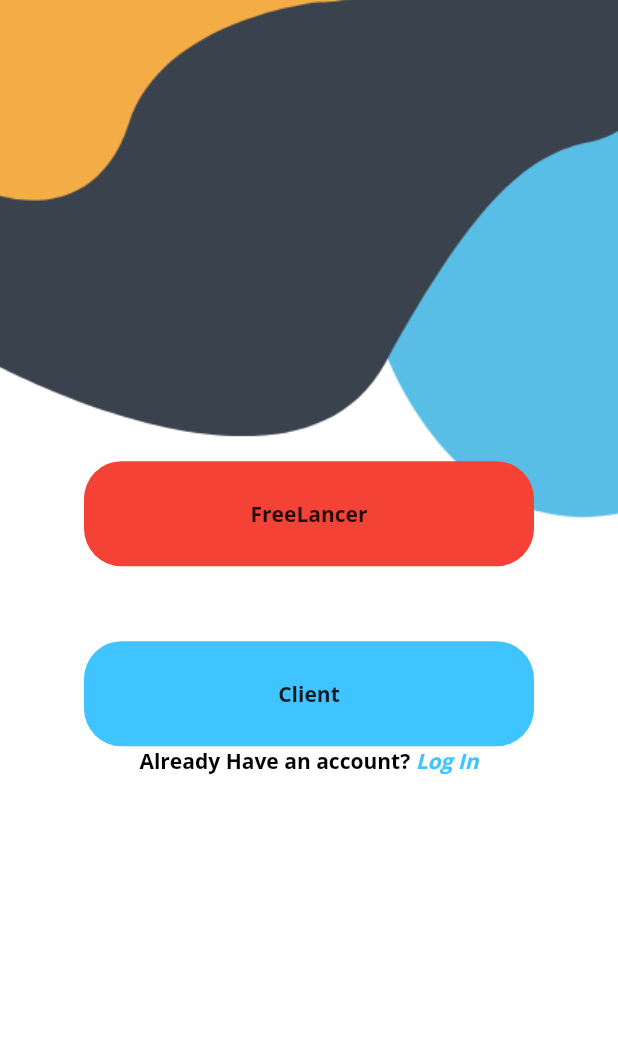
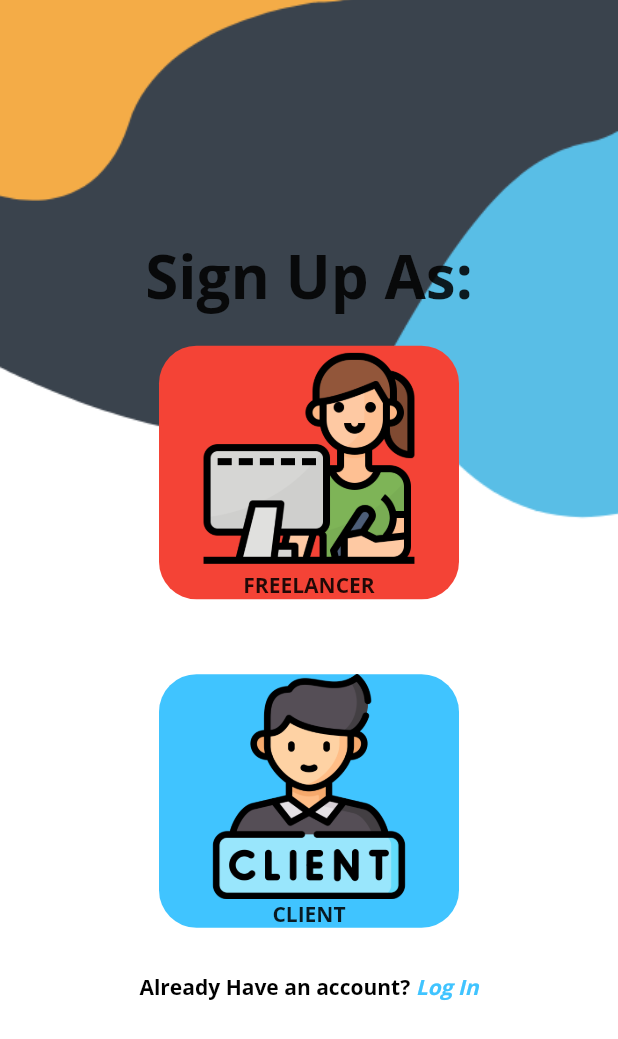
Before and after one commit to Fr1day111/FreeLwithKhalti, a Flutter app: the SignUp screen opened directly with empty values, on a phone screen of 412 x 824 dp. Shown: the top 1039 px of the screen. Run offline on Flutter 3.47's test engine with Material 2 defaults, Android fonts, the phone set to English and light mode, and no system bars; our stand-ins replace cloud_firestore, firebase_auth, firebase_core, firebase_storage, image_picker, rating_bar; missing offline and left inert: flutter_document_picker, khalti_flutter, syncfusion_flutter_pdfviewer; accounts and stored records are empty; network calls fail.

Commit message:
Final Push

```diff
--- a/lib/Pages/HomePage.dart
+++ b/lib/Pages/HomePage.dart
@@ -67,9 +67,9 @@ class _HomePageState extends State<HomePage> {
     return Padding(
       padding: const EdgeInsets.only(top: 62),
       child: Scaffold(
-        body: SafeArea(
+        body: UserType!=''?SafeArea(
           child: UserType=='FreeLancer'?_screens[_selectedIndex]:_screens2[_selectedIndex],
-        ),
+        ): const Center(child: CircularProgressIndicator()),
         bottomNavigationBar: BottomNavigationBar(
           selectedItemColor: Colors.lightBlueAccent,
           unselectedItemColor: Colors.black,
--- a/lib/Pages/MyPosts.dart
+++ b/lib/Pages/MyPosts.dart
@@ -69,7 +69,7 @@ class _MyPostPageState extends State<MyPostPage> {
                                         padding: const EdgeInsets.symmetric(
                                             horizontal: 10),
                                         child: Container(
-                                          height: 100,
+                                          //height: 100,
                                           width: double.infinity,
                                           color: Colors.lightBlueAccent,
                                           child: Text(
@@ -90,7 +90,7 @@ class _MyPostPageState extends State<MyPostPage> {
                                         padding: const EdgeInsets.symmetric(
                                             horizontal: 10),
                                         child: Container(
-                                          height: 100,
+                                         // height: 100,
                                           width: double.infinity,
                                           color: Colors.lightBlueAccent,
                                           child: Text(
--- a/lib/Pages/SignUp.dart
+++ b/lib/Pages/SignUp.dart
@@ -26,6 +26,12 @@ class _SignUpState extends State<SignUp> {
             child: Column(
               mainAxisAlignment: MainAxisAlignment.center,
               children: [
+                Text('Sign Up As:',style: TextStyle(
+                  fontFamily: 'OpenSans',
+                  fontSize: 40,
+                  fontWeight: FontWeight.bold
+                ),),
+                SizedBox(height: 20,),
                 GestureDetector(
                   onTap: (){
                     Navigator.push(
@@ -37,18 +43,23 @@ class _SignUpState extends State<SignUp> {
 
                   },
                   child: Container(
-                    height: 70,
-                    width: 300,
+                   // height: 70,
+                    width:200,
                     decoration: BoxDecoration(
                       borderRadius: BorderRadius.circular(25),
                       color: Colors.red,
                     ),
-                    child: const Center(
-                        child: Text(
-                          'FreeLancer',
+                    child: Center(
+                        child: Column(
+                          children: [
+                            Image.asset('Assets/Photos/FreeLance.png',width:150,),
+                            Text(
+                              'FREELANCER',
                               style: TextStyle(
                                   fontFamily: 'OpenSans',
                                   fontWeight: FontWeight.bold),
+                            ),
+                          ],
                         )),
                   ),
                 ),
@@ -63,21 +74,28 @@ class _SignUpState extends State<SignUp> {
                     );
                   },
                   child: Container(
-                    height: 70,
-                    width: 300,
+                   // height: 70,
+                   width: 200,
                     decoration: BoxDecoration(
                       borderRadius: BorderRadius.circular(25),
                       color: Colors.lightBlueAccent,
                     ),
-                    child: const Center(
-                        child: Text(
-                          'Client',
+                    child: Center(
+                        child: Column(
+
+                          children: [
+                            Image.asset('Assets/Photos/Client.png',width: 150,),
+                            Text(
+                              'CLIENT',
                               style: TextStyle(
                                   fontFamily: 'OpenSans',
                                   fontWeight: FontWeight.bold),
+                            ),
+                          ],
                         )),
                   ),
                 ),
+                SizedBox(height: 30,),
                 RichText(text: TextSpan(
                     text: 'Already Have an account? ',
                     style: const TextStyle(fontFamily: 'OpenSans',color: Colors.black,
--- a/pubspec.yaml
+++ b/pubspec.yaml
@@ -78,6 +78,8 @@ flutter:
      - Assets/Logo/nonotification.png
      - Assets/Logo/notification.png
      - Assets/Logo/KhaltiLogo.png
+     - Assets/Photos/Client.png
+     - Assets/Photos/FreeLance.png
 
   # An image asset can refer to one or more resolution-specific "variants", see
   # https://flutter.dev/assets-and-images/#resolution-aware
```
Also changed, not shown: lib/Pages/FeedPage.dart (+4 -4 lines), lib/Pages/ProfilePage.dart (+22 -6 lines). Lines whose indentation alone changed are shown as unchanged.
